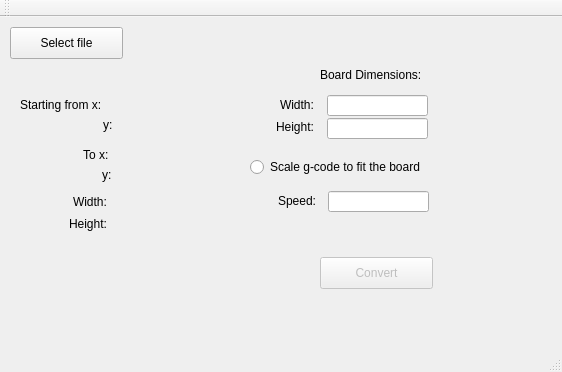
The window that gcode-convertor/mainwindow.ui (kiarash1984/gcode-convertor) describes before a commit, drawn with Qt 5.
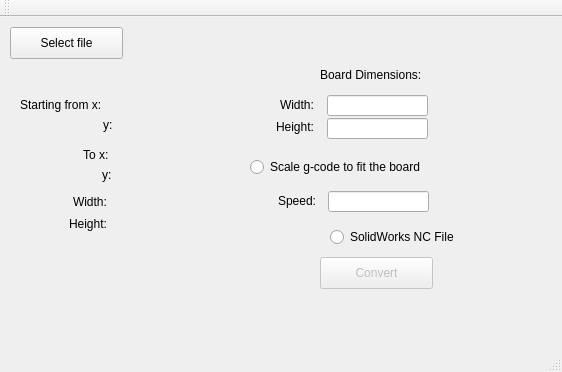
The same window after the commit.

Commit message: #Feature: Support for SolidWorks NC files

The edit to the form file:
```diff
--- a/gcode-convertor/mainwindow.ui
+++ b/gcode-convertor/mainwindow.ui
@@ -294,6 +294,19 @@
      <string>Convert</string>
     </property>
    </widget>
+   <widget class="QRadioButton" name="radioButton">
+    <property name="geometry">
+     <rect>
+      <x>330</x>
+      <y>210</y>
+      <width>151</width>
+      <height>20</height>
+     </rect>
+    </property>
+    <property name="text">
+     <string>SolidWorks NC File</string>
+    </property>
+   </widget>
   </widget>
   <widget class="QMenuBar" name="menuBar">
    <property name="geometry">
```
The commit also changes 3 other files.
